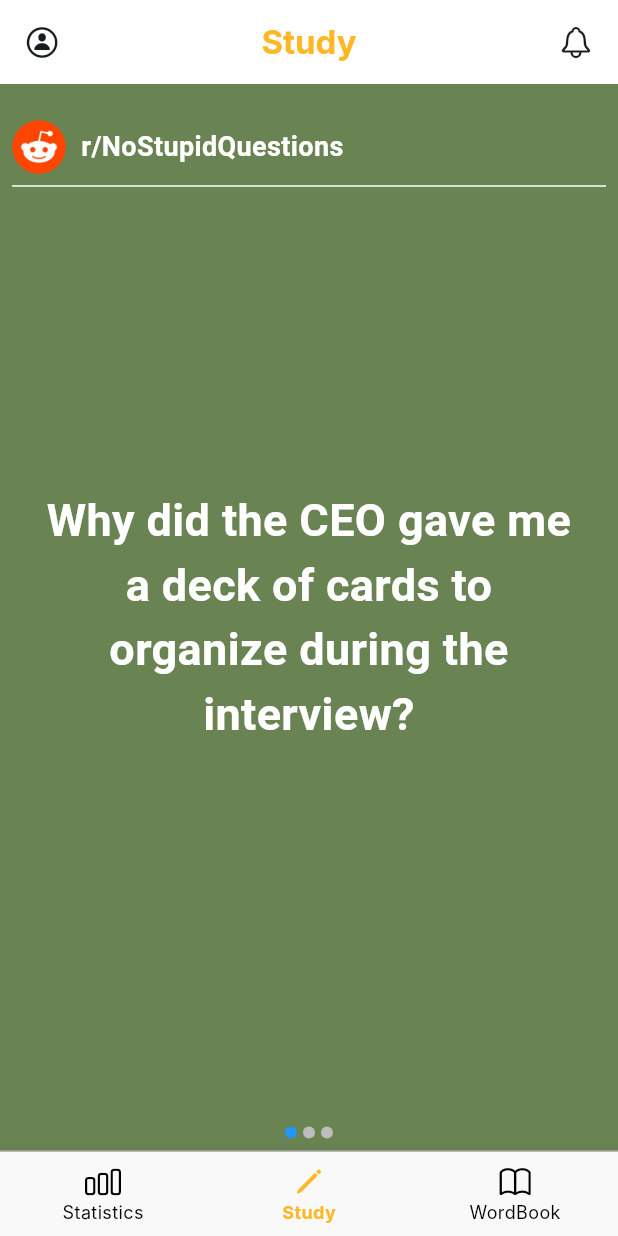
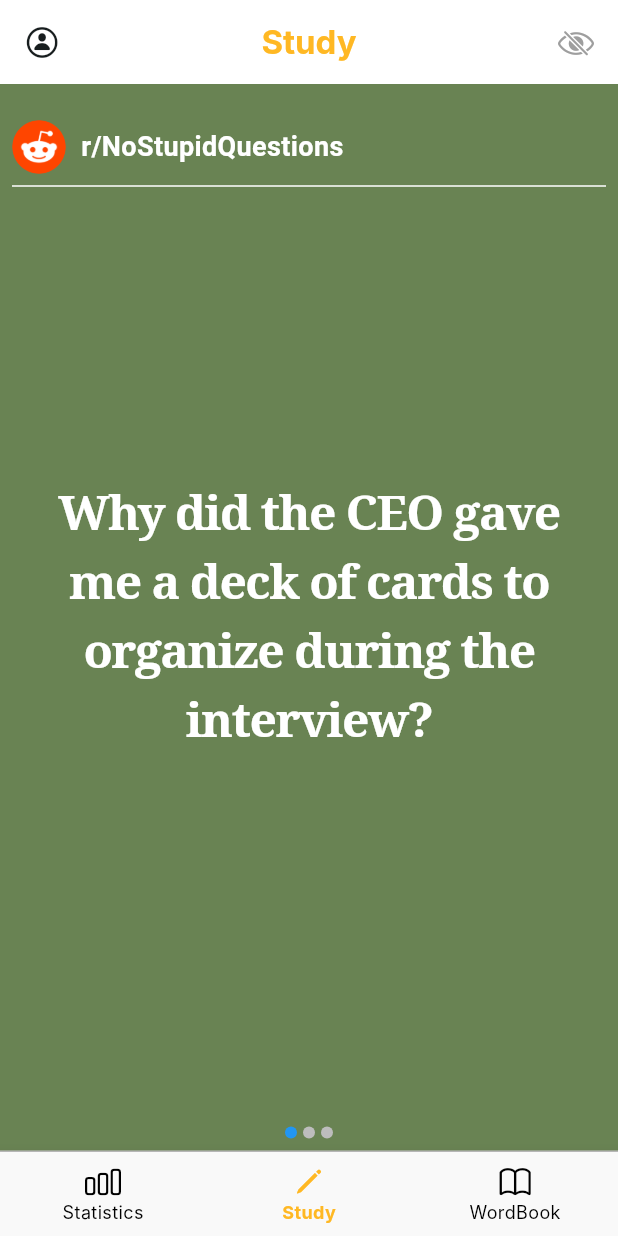
Before and after one commit to joon363/JunctionAsia2025_Bremen, a Flutter app: the screen it shows after launch, on a phone screen of 412 x 824 dp. Run offline on Flutter 3.47's test engine with Material 3 defaults, Android fonts, the phone set to English and light mode, and no system bars; our stand-ins replace fl_chart; Roboto replaces fonts that are missing (Nanum).

Commit message:
Android 1.0.1; UI update

```diff
--- a/lib/main.dart
+++ b/lib/main.dart
@@ -73,7 +73,7 @@ class _MainScreenState extends State<MainScreen> {
                   color: primaryOrange
                 ),
               ),
-              Icon(CupertinoIcons.bell),
+              EyeToggleButton()
             ],
           )
 
@@ -130,3 +130,46 @@ class _MainScreenState extends State<MainScreen> {
     );
   }
 }
+
+class EyeToggleButton extends StatefulWidget {
+  const EyeToggleButton({super.key});
+
+  @override
+  _EyeToggleButtonState createState() => _EyeToggleButtonState();
+}
+
+class _EyeToggleButtonState extends State<EyeToggleButton> {
+  bool _toggled = false;
+
+  void _onTap() {
+    setState(() {
+      _toggled = !_toggled; // 상태 토글
+    });
+
+    if (_toggled) {
+      // 0.5초 후에 원하는 동작 계속 유지 (혹은 초기화)
+      Future.delayed(const Duration(milliseconds: 300), () {
+        // 예: 색상이나 아이콘을 유지하고 싶으면 여기서 추가 변경 없음
+      });
+    }
+  }
+
+  @override
+  Widget build(BuildContext context) {
+    return GestureDetector(
+      onTap: _onTap,
+      child: AnimatedSwitcher(
+        duration: const Duration(milliseconds: 500),
+        transitionBuilder: (child, animation) {
+          return FadeTransition(opacity: animation, child: child);
+        },
+        child: Icon(
+          _toggled ? CupertinoIcons.eye : CupertinoIcons.eye_slash,
+          key: ValueKey<bool>(_toggled), // 상태 변경 감지
+          color: _toggled ? Colors.orange : Colors.grey,
+          size: 24,
+        ),
+      ),
+    );
+  }
+}
--- a/lib/post_widget.dart
+++ b/lib/post_widget.dart
@@ -150,10 +150,11 @@ class _TitlePage extends StatelessWidget {
           title,
           textAlign: TextAlign.center,
           style: TextStyle(
-            fontSize: 30,
-            fontWeight: FontWeight.w700,
-            fontFamily: "Nanum",
+            fontSize: 32,
+            fontWeight: FontWeight.bold,
             color: textColor,
+            letterSpacing: -1,
+            fontFamily: 'serif', // 기본 Serif 계열
           ),
         ),
       ),
@@ -360,10 +361,10 @@ class _BodyPageWithTooltipState extends State<_BodyPageWithTooltip> {
                     },
                     child: Container(
                       color: highlightedWords.contains(word)
-                        ? widget.textColor == Colors.black ? primaryGreen.withOpacity(0.5) : Colors.yellow.withOpacity(0.5)
+                        ? widget.textColor == Colors.black ? primaryGreen.withAlpha((0.5 * 255).round()) : Colors.yellow.withAlpha((0.5 * 255).round())
                         : Colors.transparent,
                       child: Text(word, style: TextStyle(
-                          fontSize: 18,
+                          fontSize: 20,
                           fontWeight: FontWeight.w700,
                           fontFamily: "Nanum",
                           color: widget.textColor
@@ -591,7 +592,7 @@ class _CommentsPageState extends State<_CommentsPage> {
                                   },
                                   child: Container(
                                     color: highlightedWords.contains(word)
-                                      ? widget.textColor == Colors.black ? primaryGreen.withOpacity(0.5) : Colors.yellow.withOpacity(0.5)
+                                      ? widget.textColor == Colors.black ? primaryGreen.withAlpha((0.5 * 255).round()) : Colors.yellow.withAlpha((0.5 * 255).round())
                                       : Colors.transparent,
                                     child: Text(word, style: TextStyle(
                                         fontSize: 18,
```
Also changed, not shown: assets/voca_all.json.
